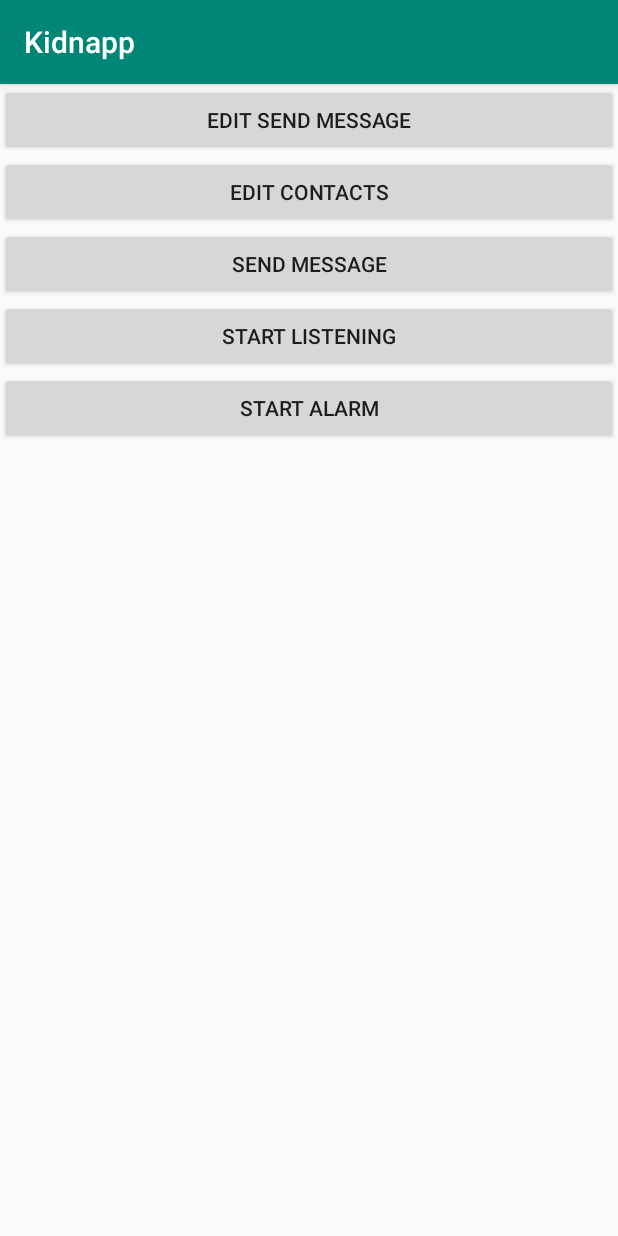
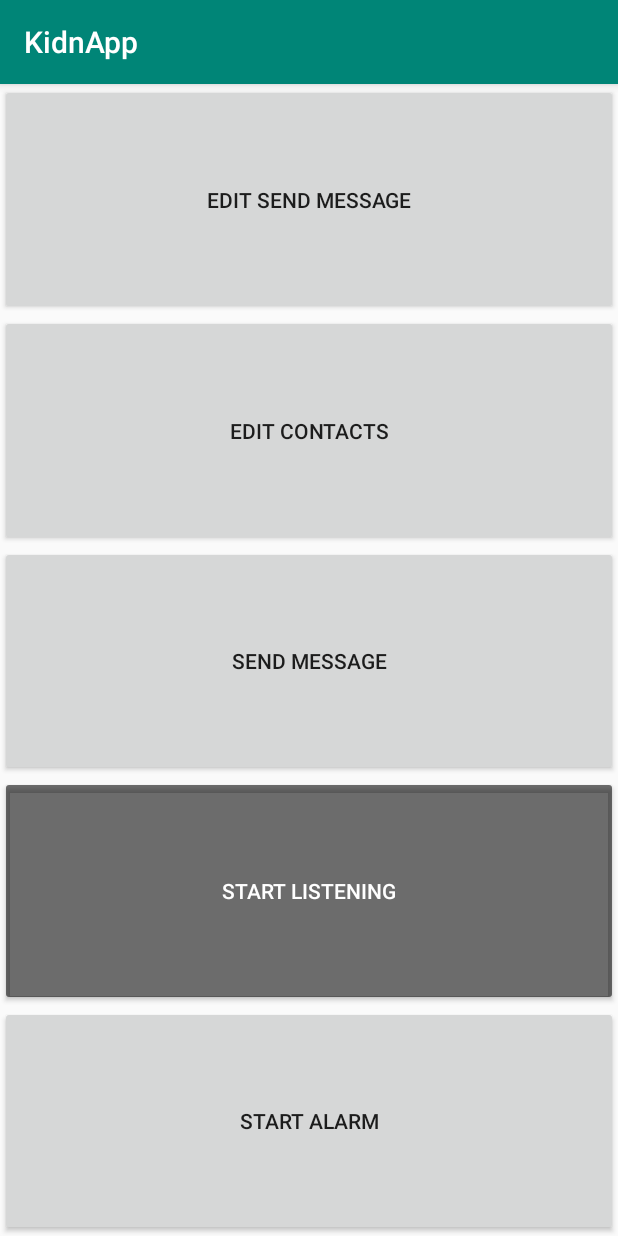
Before and after one commit to Bartosz95/-LokalizeApp-for-Android, an Android app: the screen it shows after launch (MainActivity), on a phone screen of 412 x 824 dp. Run offline under Robolectric (Android 15) with nearby library versions, the phone set to English and light mode, and no system bars.

```diff
--- a/app/src/main/java/com/example/home/projekt/ListeningLoop.java
+++ b/app/src/main/java/com/example/home/projekt/ListeningLoop.java
@@ -32,12 +32,6 @@ public class ListeningLoop extends Service {
         serviceCallbacks = callbacks;
     }
 
-    /*@Override
-    public IBinder onBind(Intent intent) {
-        return null;
-    }*/
-
-
     @Override
     public void onCreate() {
         super.onCreate();
--- a/app/src/main/res/layout/activity_main.xml
+++ b/app/src/main/res/layout/activity_main.xml
@@ -3,35 +3,42 @@
     xmlns:tools="http://schemas.android.com/tools"
     android:layout_width="match_parent"
     android:layout_height="match_parent"
+    android:gravity="bottom"
     android:orientation="vertical"
     tools:context=".MainActivity">
 
     <Button
         android:id="@+id/btnEditSendMessage"
         android:layout_width="match_parent"
-        android:layout_height="wrap_content"
+        android:layout_height="match_parent"
+        android:layout_weight="1"
         android:text="@string/btnEditSendMessage" />
 
     <Button
         android:id="@+id/btnEditContacts"
         android:layout_width="match_parent"
-        android:layout_height="wrap_content"
+        android:layout_height="match_parent"
+        android:layout_weight="1"
         android:text="@string/edit_contacts" />
 
     <Button
         android:id="@+id/btnSendMessage"
         android:layout_width="match_parent"
-        android:layout_height="wrap_content"
+        android:layout_height="match_parent"
+        android:layout_weight="1"
         android:text="@string/send_message" />
 
     <Button
         android:id="@+id/btnListening"
+        style="@style/Widget.AppCompat.Button.Colored"
         android:layout_width="match_parent"
-        android:layout_height="wrap_content" />
+        android:layout_height="match_parent"
+        android:layout_weight="1" />
 
     <Button
         android:id="@+id/btnAlarm"
         android:layout_width="match_parent"
-        android:layout_height="wrap_content" />
+        android:layout_height="match_parent"
+        android:layout_weight="1" />
 
 </LinearLayout>
--- a/app/src/main/res/layout/statement.xml
+++ b/app/src/main/res/layout/statement.xml
@@ -7,9 +7,11 @@
     <EditText
         android:id="@+id/editTextStatement"
         android:layout_width="match_parent"
-        android:layout_height="325dp"
+        android:layout_height="match_parent"
+        android:layout_weight="1"
         android:hint="@string/write_message"
-        android:inputType="text" />
+        android:inputType="text"
+        android:selectAllOnFocus="true" />
 
     <Button
         android:id="@+id/btnBack"
--- a/app/src/main/res/values/strings.xml
+++ b/app/src/main/res/values/strings.xml
@@ -1,5 +1,5 @@
 <resources>
-    <string name="app_name">Kidnapp</string>
+    <string name="app_name">KidnApp</string>
     <string name="btnEdit">Edit</string>
     <string name="btnEditSendMessage">Edit Send Message</string>
     <string name="write_message">Write message</string>
--- a/app/src/main/res/values/styles.xml
+++ b/app/src/main/res/values/styles.xml
@@ -5,7 +5,7 @@
         <!-- Customize your theme here. -->
         <item name="colorPrimary">@color/colorPrimary</item>
         <item name="colorPrimaryDark">@color/colorPrimaryDark</item>
-        <item name="colorAccent">@color/colorAccent</item>
+        <item name="colorAccent">@color/common_google_signin_btn_text_light</item>
     </style>
 
 </resources>
```
Also changed, not shown: app/src/main/java/com/example/home/projekt/AlarmLoop.java (+3 -12 lines), app/src/main/java/com/example/home/projekt/MainActivity.java (+32 -16 lines).
